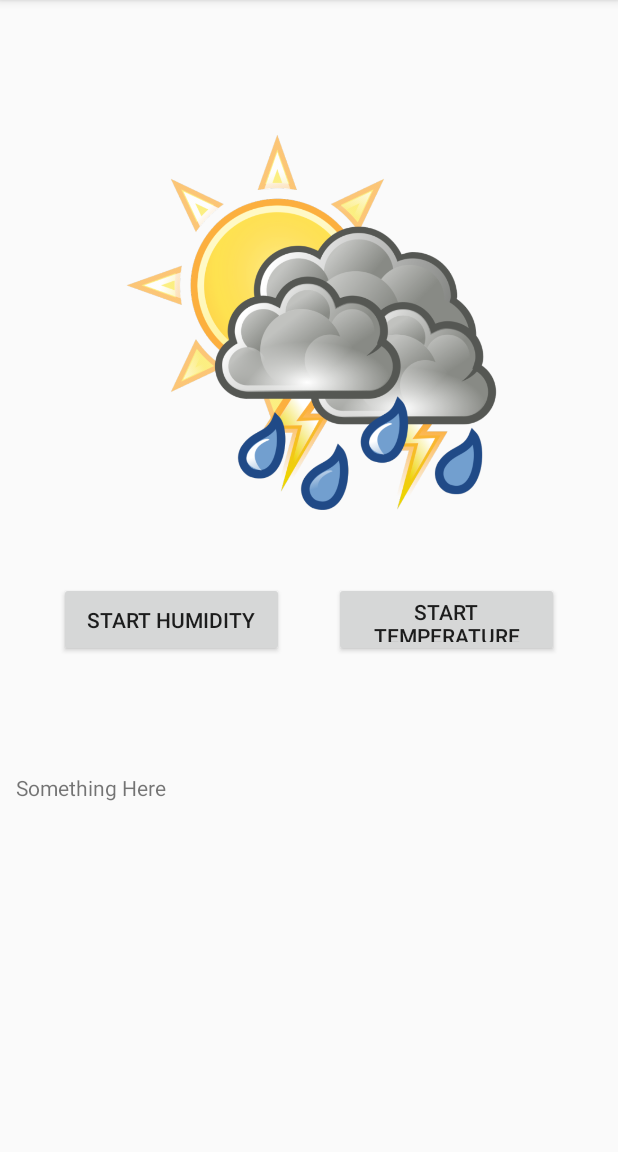
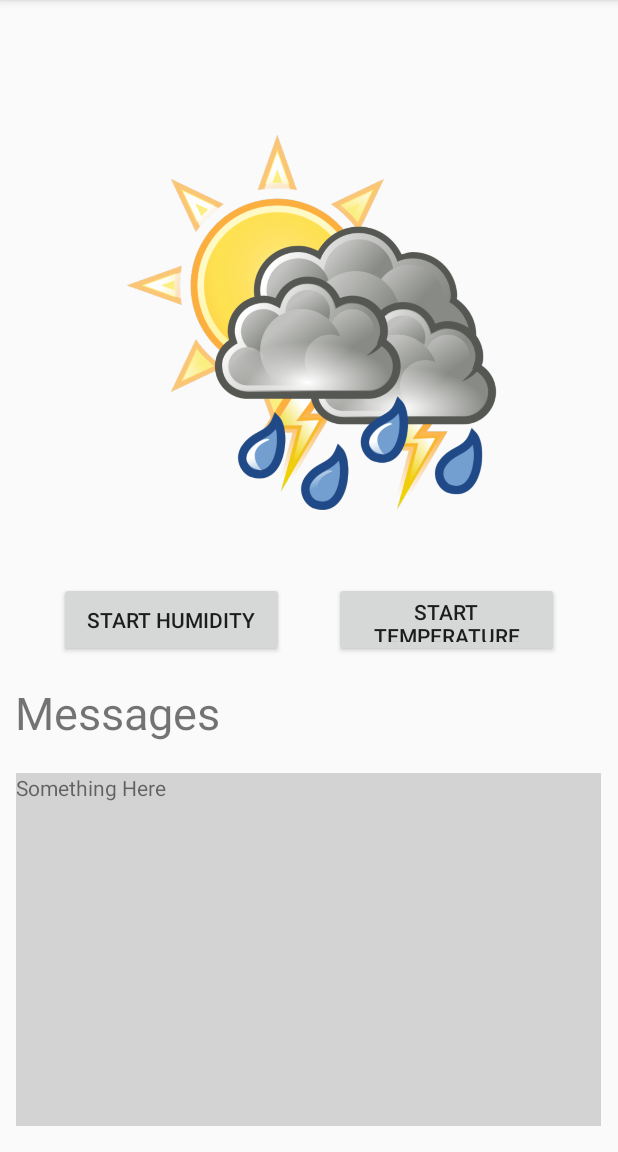
Before and after one commit to SamuelHarvey2020/TP2_Samuel_Emma, an Android app: the screen it shows after launch (MainActivity), on a phone screen of 412 x 824 dp, the part 84-1236 px from its top. Run offline under Robolectric (Android 15) with nearby library versions, the phone set to English and light mode, and no system bars.

Commit message:
Premier commit

```diff
--- a/app/src/main/res/layout/activity_main.xml
+++ b/app/src/main/res/layout/activity_main.xml
@@ -44,10 +44,26 @@
         app:layout_constraintHorizontal_bias="0.85"/>
 
     <TextView
-        android:id="@+id/tvSomething"
+        android:id="@+id/tv_Message"
+        android:layout_width="wrap_content"
+        android:layout_height="wrap_content"
+        android:layout_marginTop="60dp"
+        android:text="@string/Messages"
+        android:textAllCaps="false"
+        android:textSize="30sp"
+        app:layout_constraintBottom_toBottomOf="parent"
+        app:layout_constraintEnd_toEndOf="parent"
+        app:layout_constraintHorizontal_bias="0.036"
+        app:layout_constraintStart_toStartOf="parent"
+        app:layout_constraintTop_toTopOf="parent"
+        app:layout_constraintVertical_bias="0.591" />
+
+    <TextView
+        android:id="@+id/tv_messagesText"
         android:layout_width="390dp"
         android:layout_height="235dp"
-        android:text="@string/messages"
+        android:text="@string/messages_textArea"
+        android:background="@color/colorDarkGrey"
         app:layout_constraintBottom_toBottomOf="parent"
         app:layout_constraintEnd_toEndOf="parent"
         app:layout_constraintHorizontal_bias="0.476"
--- a/app/src/main/res/values/colors.xml
+++ b/app/src/main/res/values/colors.xml
@@ -3,4 +3,5 @@
     <color name="colorPrimary">#6200EE</color>
     <color name="colorPrimaryDark">#3700B3</color>
     <color name="colorAccent">#03DAC5</color>
+    <color name="colorDarkGrey">#D3D3D3</color>
 </resources>
--- a/app/src/main/res/values/strings.xml
+++ b/app/src/main/res/values/strings.xml
@@ -2,5 +2,6 @@
     <string name="app_name">TP2_Samuel_Emma</string>
     <string name="start_humidity">Start Humidity</string>
     <string name="start_temperature">Start Temperature</string>
-    <string name="messages">Something Here</string>
+    <string name="Messages">Messages</string>
+    <string name="messages_textArea">Something Here</string>
 </resources>
```
